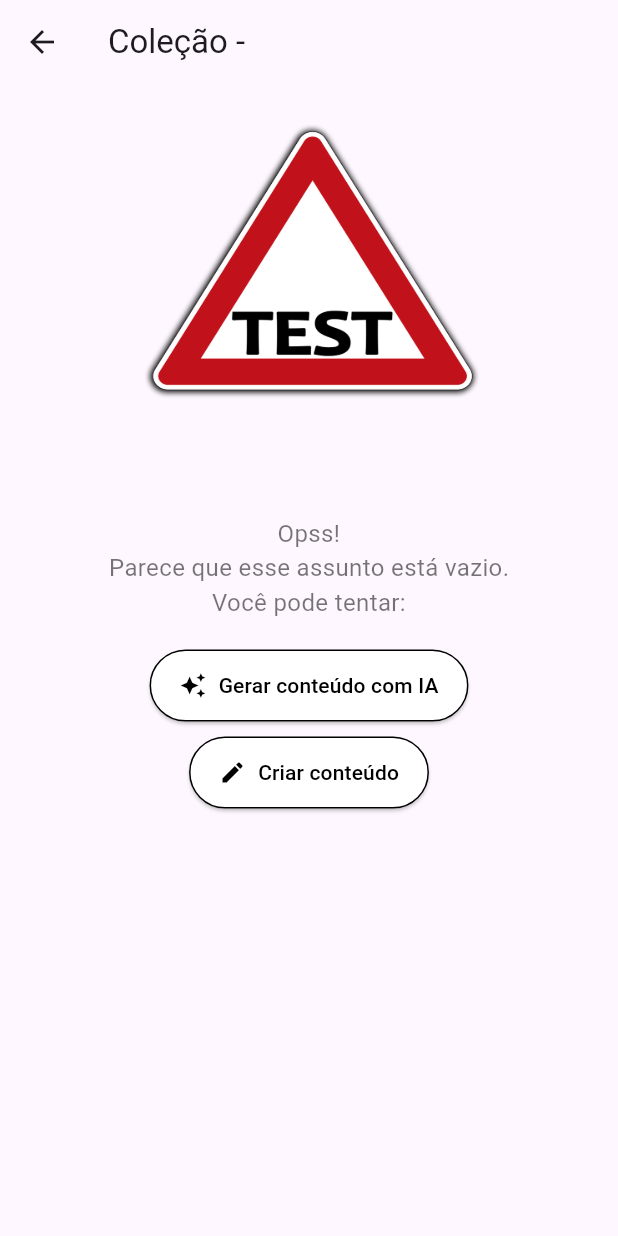
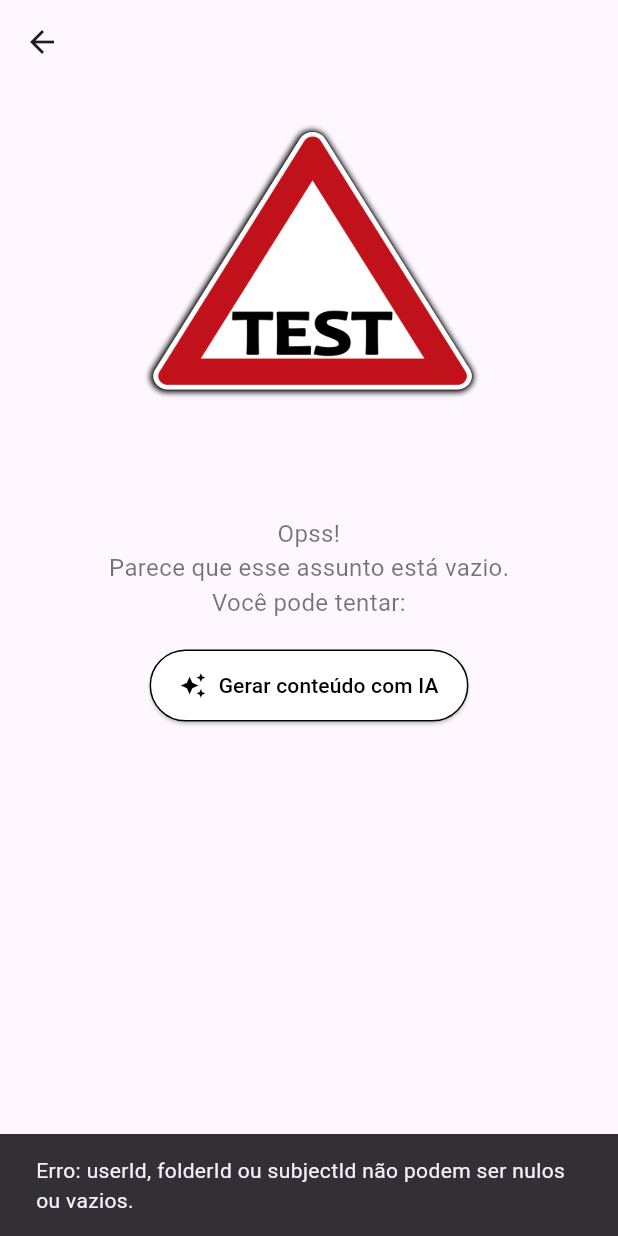
Before and after one commit to IsequielNascimento/aprendoai_front, a Flutter app: the EmptySubjectPage screen opened directly with empty values, after a tap on "Gerar conteúdo com IA", on a phone screen of 412 x 824 dp. Run offline on Flutter 3.47's test engine with Material 3 defaults, Android fonts, the phone set to English and light mode, and no system bars; our stand-ins replace dio, shared_preferences; accounts and stored records are empty.

Commit message:
feat get summary

```diff
--- a/lib/modal/addSubjectModal.dart
+++ b/lib/modal/addSubjectModal.dart
@@ -1,16 +1,17 @@
 import 'package:flutter/material.dart';
 import 'package:http/http.dart' as http;
 import 'dart:convert';
+import 'package:aprendoai_front/pages/subjects/EmptySubjectPage.dart';
 
 class AddSubjectModal extends StatefulWidget {
-  final String userId; // Adicione essa linha
-  final String collectionId;
+  final String userId;
+  final String folderId;
   final Function(String) onAddSubject;
 
   const AddSubjectModal({
     Key? key,
-    required this.userId, // Adicione esse parâmetro
-    required this.collectionId,
+    required this.userId,
+    required this.folderId,
     required this.onAddSubject,
   }) : super(key: key);
 
@@ -21,34 +22,48 @@ class AddSubjectModal extends StatefulWidget {
 class _AddSubjectModalState extends State<AddSubjectModal> {
   final TextEditingController _controller = TextEditingController();
   bool isLoading = false;
+
   Future<void> _addSubject() async {
     if (_controller.text.isEmpty) return;
 
     setState(() => isLoading = true);
 
     final response = await http.post(
-    Uri.parse("http://192.168.0.2:3000/api/user/${widget.userId}/folder/${widget.collectionId}/collection"),
+      Uri.parse("http://192.168.0.2:3000/api/user/${widget.userId}/folder/${widget.folderId}/collection"),
       headers: {"Content-Type": "application/json"},
       body: jsonEncode({
         "nameCollection": _controller.text,
-      "resumeCollection": "Descrição breve do assunto", // Adicionando o campo de resumo
+        "resumeCollection": "",
       }),
     );
 
     setState(() => isLoading = false);
 
     if (response.statusCode == 200) {
+      final data = json.decode(response.body);
+      final subjectId = data['id'];  // Captura o subjectId da resposta do servidor
+
       widget.onAddSubject(_controller.text);
-    Navigator.pop(context);
+      Navigator.pop(context); // Fecha o modal
+
+      // Redireciona para a página do novo assunto com os parâmetros necessários
+      Navigator.push(
+        context,
+        MaterialPageRoute(
+          builder: (context) => EmptySubjectPage(
+            subjectName: _controller.text,
+            userId: widget.userId, // Passando userId
+            folderId: widget.folderId, // Passando folderId
+            subjectId: subjectId,  // Passando o subjectId da resposta
+          ),
+        ),
+      );
     } else {
       ScaffoldMessenger.of(context).showSnackBar(
         const SnackBar(content: Text("Erro ao adicionar o assunto")),
       );
     }
   }
-
-
-
 
   @override
   Widget build(BuildContext context) {
--- a/lib/pages/collections/emptyCollectionPage.dart
+++ b/lib/pages/collections/emptyCollectionPage.dart
@@ -63,7 +63,7 @@ class EmptyCollectionPage extends StatelessWidget {
               ),
               builder: (context) => AddSubjectModal(
                 userId: userId,
-                collectionId: collectionId,
+                folderId: collectionId,
                 onAddSubject: (newSubject) {
                   // Atualizar ou processar o assunto
                   // Esse trecho de código será chamado quando um novo assunto for adicionado.
--- a/lib/pages/collections/listCollection.dart
+++ b/lib/pages/collections/listCollection.dart
@@ -121,7 +121,7 @@ class ListCollectionWidgetState extends State<ListCollectionWidget> {
                           MaterialPageRoute(
                             builder: (context) => SubjectPage(
                               userId: userId.toString(), // Passando userId
-                              collectionId: collection["id"].toString(),
+                              folderId: collection["id"].toString(),
                               collectionName: collection["title"],
                             ),
                           ),
--- a/lib/pages/subjects/EmptySubjectPage.dart
+++ b/lib/pages/subjects/EmptySubjectPage.dart
@@ -1,30 +1,105 @@
+import 'package:aprendoai_front/modal/addSubjectModal.dart';
+import 'package:aprendoai_front/pages/collections/emptyCollectionPage.dart';
+import 'package:aprendoai_front/pages/subjects/listSubject.dart';
 import 'package:flutter/material.dart';
+import 'package:http/http.dart' as http;
+import 'dart:convert';
 
-class EmptySubjectPage extends StatelessWidget {
+class EmptySubjectPage extends StatefulWidget {
   final String subjectName;
+  final String userId;
+  final String folderId;
+  final String subjectId;
 
-  const EmptySubjectPage({super.key, required this.subjectName});
+  const EmptySubjectPage({
+    super.key,
+    required this.subjectName,
+    required this.userId,
+    required this.folderId,
+    required this.subjectId,
+  });
+
+  @override
+  _EmptySubjectPageState createState() => _EmptySubjectPageState();
+}
+
+class _EmptySubjectPageState extends State<EmptySubjectPage> {
+  bool isLoading = false;
+
+  Future<void> _generateContentWithAI() async {
+    setState(() {
+      isLoading = true;
+    });
+
+    // Verificando se os valores necessários não estão nulos ou vazios
+    if (widget.userId.isEmpty || widget.folderId.isEmpty || widget.subjectId.isEmpty) {
+      print("Erro: userId, folderId ou subjectId não podem ser nulos ou vazios.");
+      ScaffoldMessenger.of(context).showSnackBar(
+        const SnackBar(content: Text("Erro: userId, folderId ou subjectId não podem ser nulos ou vazios.")),
+      );
+      setState(() {
+        isLoading = false;
+      });
+      return;
+    }
+
+    final url = Uri.parse(
+      "http://192.168.0.2:3000/api/user/${widget.userId}/folder/${widget.folderId}/collection/${widget.subjectId}/summary?generatedIA=true",
+    );
+
+    try {
+      final response = await http.post(
+        url,
+        headers: {'Content-Type': 'application/json'},
+        body: json.encode({
+          'subjectName': widget.subjectName,
+        }),
+      );
+
+      setState(() {
+        isLoading = false;
+      });
+
+      if (response.statusCode == 201) {
+        final data = json.decode(response.body);
+        print("Resumo gerado com sucesso: ${data['data']['content']}");
+        ScaffoldMessenger.of(context).showSnackBar(
+          SnackBar(content: Text('Resumo gerado: ${data['data']['content']}')),
+        );
+      } else {
+        print("Erro ao gerar conteúdo: ${response.statusCode} - ${response.body}");
+        ScaffoldMessenger.of(context).showSnackBar(
+          SnackBar(content: Text("Erro ao gerar conteúdo com IA. Código: ${response.statusCode}")),
+        );
+      }
+    } catch (e) {
+      setState(() {
+        isLoading = false;
+      });
+      print("Erro na requisição: $e");
+      ScaffoldMessenger.of(context).showSnackBar(
+        const SnackBar(content: Text("Erro na requisição")),
+      );
+    }
+  }
 
   @override
   Widget build(BuildContext context) {
     return Scaffold(
       appBar: AppBar(
-        title: Text("Coleção - $subjectName"),
+        title: Text(widget.subjectName),
       ),
-
-      body:
-      Row(
+      body: Row(
         mainAxisAlignment: MainAxisAlignment.center,
         children: [
           Padding(
-
             padding: const EdgeInsets.all(16.0),
             child: Column(
               children: [
-            Image.asset("assets/teste.png", height: 200), // background image
+                Image.asset("assets/teste.png", height: 200), // imagem de fundo
                 const SizedBox(height: 20),
                 Text(
-              subjectName,
+                  widget.subjectName,
                   style: const TextStyle(
                     fontSize: 28,
                     fontWeight: FontWeight.bold,
@@ -39,25 +114,11 @@ class EmptySubjectPage extends StatelessWidget {
                 ),
                 const SizedBox(height: 20),
                 ElevatedButton.icon(
-              onPressed: () {
-                //  implementar adicionar gerar conteúdo com IA
-              },
-              icon: const Icon(Icons.auto_awesome),
+                  onPressed: isLoading ? null : _generateContentWithAI, // Chama a função para gerar o conteúdo
+                  icon: isLoading
+                      ? const CircularProgressIndicator(color: Colors.black)
+                      : const Icon(Icons.auto_awesome),
                   label: const Text("Gerar conteúdo com IA"),
-              style: ElevatedButton.styleFrom(
-                backgroundColor: Colors.white,
-                foregroundColor: Colors.black,
-                side: const BorderSide(color: Colors.black),
-                padding: const EdgeInsets.symmetric(vertical: 14, horizontal: 20),
-              ),
-            ),
-            const SizedBox(height: 10),
-            ElevatedButton.icon(
-              onPressed: () {
-                // implementar adicionar novo conteúdo
-              },
-              icon: const Icon(Icons.create),
-              label: const Text("Criar conteúdo"),
                   style: ElevatedButton.styleFrom(
                     backgroundColor: Colors.white,
                     foregroundColor: Colors.black,
@@ -68,7 +129,8 @@ class EmptySubjectPage extends StatelessWidget {
               ],
             ),
           ),
-      ])
+        ],
+      ),
     );
   }
 }
--- a/lib/pages/subjects/subjectPage.dart
+++ b/lib/pages/subjects/subjectPage.dart
@@ -7,13 +7,13 @@ import 'dart:convert';
 
 class SubjectPage extends StatefulWidget {
   final String userId;
-  final String collectionId;
+  final String folderId;
   final String collectionName;
 
   const SubjectPage({
     Key? key,
     required this.userId,
-    required this.collectionId,
+    required this.folderId,
     required this.collectionName,
   }) : super(key: key);
 
@@ -31,9 +31,30 @@ class _SubjectPageState extends State<SubjectPage> {
     fetchSubjects();
   }
 
+  Future<String> fetchSummary(String subjectId) async {
+    final url = Uri.parse(
+      "http://192.168.0.2:3000/api/user/${widget.userId}/folder/${widget.folderId}/collection/$subjectId/summary?generatedIA=true",
+    );
+
+    try {
+      final response = await http.get(url);
+      if (response.statusCode == 200) {
+        final data = json.decode(response.body);
+        if (data["data"].isNotEmpty) {
+          // Se houver dados, retorna o conteúdo do resumo
+          return data["data"][0]["content"] ?? "";
+        }
+      }
+    } catch (e) {
+      print("Erro ao buscar sumário: $e");
+    }
+    return ""; // Caso de erro ou sumário vazio
+  }
+
   Future<void> fetchSubjects() async {
     final url = Uri.parse(
-        "http://192.168.0.2:3000/api/user/${widget.userId}/folder/${widget.collectionId}/collection");
+      "http://192.168.0.2:3000/api/user/${widget.userId}/folder/${widget.folderId}/collection",
+    );
 
     try {
       final response = await http.get(url);
@@ -63,7 +84,7 @@ class _SubjectPageState extends State<SubjectPage> {
       builder: (context) {
         return AddSubjectModal(
           userId: widget.userId,
-          collectionId: widget.collectionId,
+          folderId: widget.folderId,
           onAddSubject: (newSubjectName) {
             // Atualize a lista de assuntos após adicionar um novo
             setState(() {
@@ -88,7 +109,7 @@ class _SubjectPageState extends State<SubjectPage> {
         body: Center(
           child: EmptyCollectionPage(
             userId: widget.userId,
-            collectionId: widget.collectionId,
+            collectionId: widget.folderId,
             collectionName: widget.collectionName,
           ),
         ),
@@ -111,7 +132,10 @@ class _SubjectPageState extends State<SubjectPage> {
           ),
         ),
       ),
-      body: ListSubjectWidget(subjects: subjects),
+      body: ListSubjectWidget(
+        subjects: subjects,
+        fetchSummary: fetchSummary, // Passando a função como parâmetro
+      ),
       floatingActionButton: FloatingActionButton(
         onPressed: _showAddSubjectModal,
         child: const Icon(Icons.add),
```
Also changed, not shown: lib/pages/subjects/listSubject.dart (+56 -12 lines), lib/pages/subjects/subjectDetailPage.dart (+6 -6 lines). Lines whose indentation alone changed are shown as unchanged.
